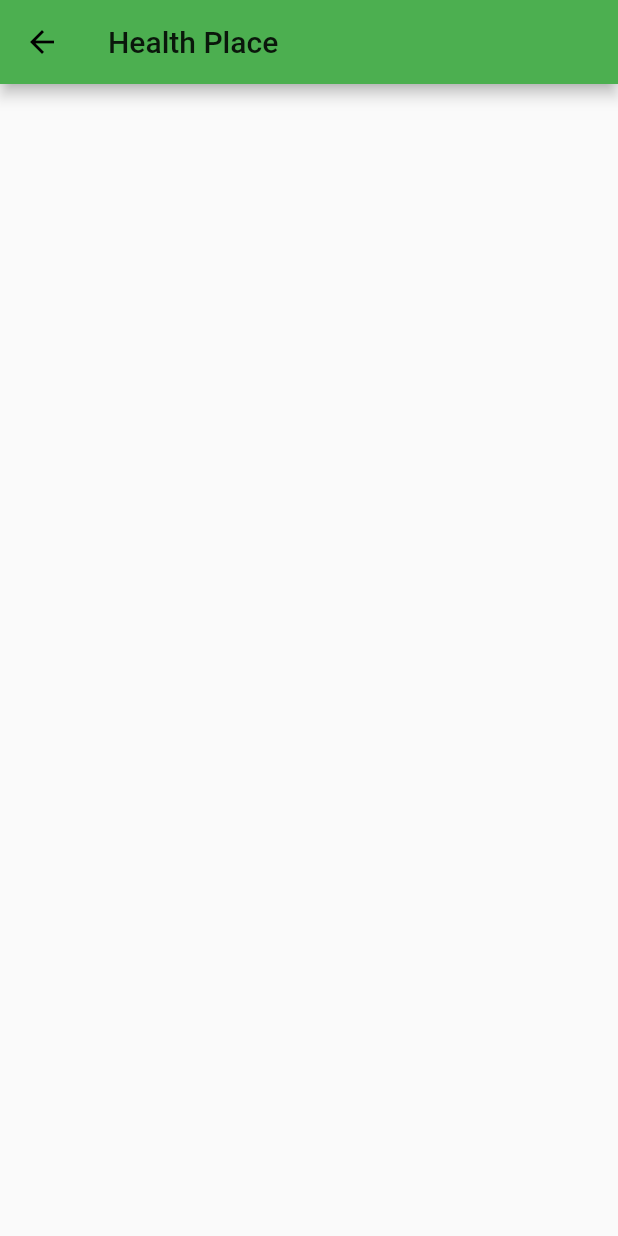
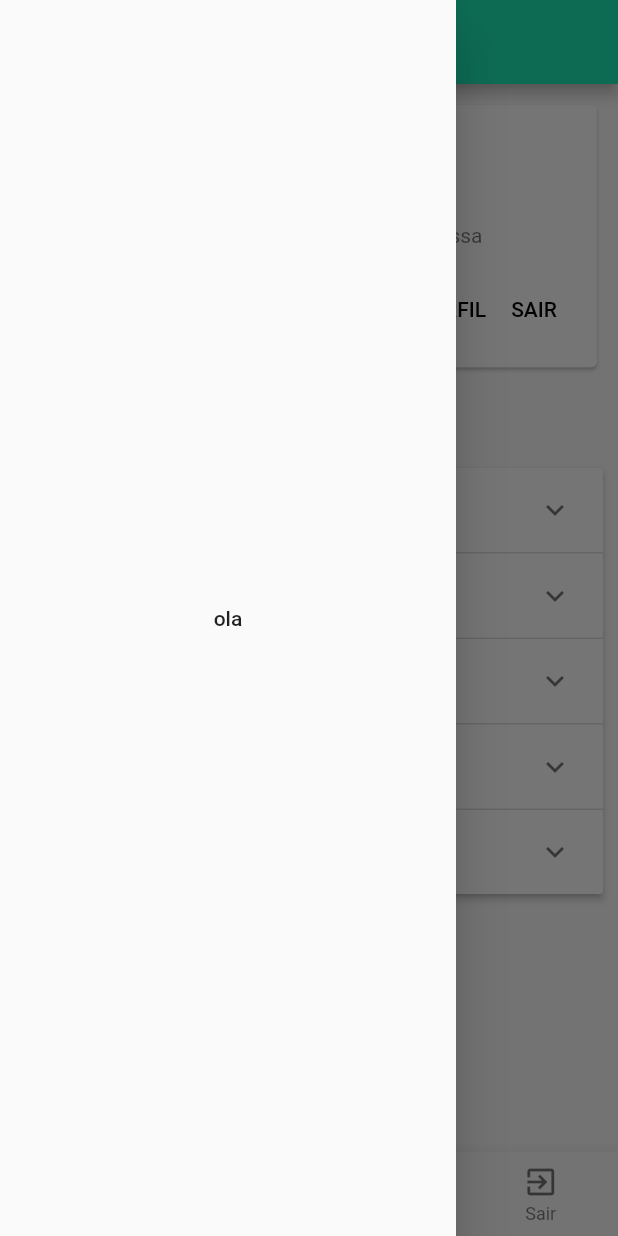
Before and after one commit to LuizHenriqueCanassa/app-saude-em-maos, a Flutter app: the HomeScreen screen opened directly, with the side drawer open (before the commit the screen has no drawer), on a phone screen of 412 x 824 dp. Run offline on Flutter 3.47's test engine with Material 2 defaults, Android fonts, the phone set to English and light mode, and no system bars.

Commit message:
Tela de exames e começando tela de perfil

```diff
--- /dev/null
+++ b/lib/src/models/exam_model.dart
@@ -0,0 +1,11 @@
+import 'package:flutter/material.dart';
+
+class ExamModel{
+  int examCode;
+  String examName;
+  String examResults;
+  DateTime examDate;
+  bool isExpanded = false;
+
+  ExamModel(this.examCode, this.examName, this.examResults, this.examDate);
+}
--- a/lib/src/ui/home.dart
+++ b/lib/src/ui/home.dart
@@ -1,3 +1,7 @@
+import 'package:appsaudeemmaos/src/widgets/bottom_navigation_widget.dart';
+import 'package:appsaudeemmaos/src/widgets/card_profile_widget.dart';
+import 'package:appsaudeemmaos/src/widgets/drawer_menu_widget.dart';
+import 'package:appsaudeemmaos/src/widgets/exams_list_widget.dart';
 import 'package:flutter/material.dart';
 
 class HomeScreen extends StatelessWidget {
@@ -5,9 +9,30 @@ class HomeScreen extends StatelessWidget {
   Widget build(BuildContext context) {
     return Scaffold(
       appBar: AppBar(
-        backgroundColor: Colors.green,
-        title: Text("Health Place"),
+        backgroundColor: Color(0xFF1DE9B6),
+        title: Text(
+          "Health Place",
+          style: TextStyle(color: Colors.white),
+        ),
       ),
+      body: SingleChildScrollView(
+        child: Container(
+          margin: EdgeInsets.all(10),
+          color: Color(0xFFFAFAFA),
+          child: Column(
+            children: <Widget>[
+              CardProfile(),
+              Container(
+                margin: EdgeInsets.only(top: 20, bottom: 20),
+                child: Text("Últimos Exames", style: TextStyle(fontSize: 20),),
+              ),
+              ExamsList(5)
+            ],
+          ),
+        ),
+      ),
+      drawer: DrawerMenu(),
+      bottomNavigationBar: BottomNavigation(context),
     );
   }
 }
--- a/lib/src/ui/login.dart
+++ b/lib/src/ui/login.dart
@@ -92,6 +92,7 @@ class _LoginScreenState extends State<LoginScreen> {
                               onPressed: () {
                                 if (_formKey.currentState.validate()) {
                                   _clearValidation();
+                                  _homePage();
                                 }
                               },
                               color: Color(0xFF1DE9B6),
@@ -115,4 +116,8 @@ class _LoginScreenState extends State<LoginScreen> {
   void _registerPage() {
     Navigator.pushNamed(context, '/register');
   }
+
+  void _homePage() {
+    Navigator.pushNamed(context, '/');
+  }
 }
--- /dev/null
+++ b/lib/src/widgets/bottom_navigation_widget.dart
@@ -0,0 +1,72 @@
+import 'package:flutter/material.dart';
+
+class BottomNavigation extends StatefulWidget {
+  final BuildContext context;
+  BottomNavigation(this.context);
+
+  @override
+  _BottomNavigationState createState() => _BottomNavigationState();
+}
+
+class _BottomNavigationState extends State<BottomNavigation> {
+  int _selectedIndex = 0;
+  Route currentRoute;
+
+  @override
+  void initState() {
+    Navigator.popUntil(widget.context, (route) {
+      currentRoute = route;
+
+      if(currentRoute.settings.name == '/' || currentRoute.settings.name == null){
+        _selectedIndex = 0;
+      }else if(currentRoute.settings.name == '/profile'){
+        _selectedIndex = 1;
+      }else if(currentRoute.settings.name == '/exams'){
+        _selectedIndex = 2;
+      }
+
+      return true;
+    });
+    super.initState();
+  }
+
+  void _switchPage(int index) {
+    setState(() {
+      _selectedIndex = index;
+      switch(index){
+        case 0:
+          Navigator.pushNamed(context, "/");
+          break;
+        case 1:
+          Navigator.pushNamed(context, "/profile");
+          break;
+        case 2:
+          Navigator.pushNamed(context, "/exams");
+          break;
+        case 3:
+          Navigator.pushNamed(context, "/login");
+          break;
+      }
+    });
+  }
+
+  @override
+  Widget build(BuildContext context) {
+    return BottomNavigationBar(
+      type: BottomNavigationBarType.fixed,
+      items: <BottomNavigationBarItem>[
+        BottomNavigationBarItem(
+            icon: Icon(Icons.dashboard), title: Text("Home")),
+        BottomNavigationBarItem(
+            icon: Icon(Icons.person), title: Text("Perfil")),
+        BottomNavigationBarItem(
+            icon: Icon(Icons.description), title: Text("Exames")),
+        BottomNavigationBarItem(
+            icon: Icon(Icons.exit_to_app), title: Text("Sair"))
+      ],
+      currentIndex: _selectedIndex,
+      selectedItemColor: Theme.of(context).primaryColor,
+      onTap: _switchPage,
+    );
+  }
+}
--- /dev/null
+++ b/lib/src/widgets/card_profile_widget.dart
@@ -0,0 +1,47 @@
+import 'package:flutter/cupertino.dart';
+import 'package:flutter/material.dart';
+
+class CardProfile extends StatelessWidget {
+  @override
+  Widget build(BuildContext context) {
+    return Card(
+      child: Padding(
+        padding: EdgeInsets.only(top: 10, right: 10, bottom: 15, left: 10),
+        child: Column(
+          mainAxisSize: MainAxisSize.min,
+          children: <Widget>[
+            Row(
+              children: <Widget>[
+                Image.asset("images/employee.png", height: 125, width: 125),
+                Expanded(
+                  child: Column(
+                    children: <Widget>[
+                      ListTile(
+                        contentPadding: EdgeInsets.only(left: 30, top: 30),
+                        title: Text("Bem Vindo!"),
+                        subtitle: Text("Luiz Henrique Canassa"),
+                      ),
+                      ButtonBar(
+                        buttonPadding: EdgeInsets.all(0),
+                        children: <Widget>[
+                          FlatButton(
+                            child: Text("EDITAR PERFIL"),
+                            onPressed: () => Navigator.pushNamed(context, '/profile'),
+                          ),
+                          FlatButton(
+                            child: Text("SAIR"),
+                            onPressed: (){},
+                          )
+                        ],
+                      )
+                    ],
+                  ),
+                )
+              ],
+            )
+          ],
+        )
+      ),
+    );
+  }
+}
--- /dev/null
+++ b/lib/src/widgets/drawer_menu_widget.dart
@@ -0,0 +1,20 @@
+import 'package:flutter/material.dart';
+
+class DrawerMenu extends StatelessWidget{
+  @override
+  Widget build(BuildContext context) {
+    return Drawer(
+      child: Center(
+        child: Column(
+          mainAxisAlignment: MainAxisAlignment.center,
+          children: <Widget>[
+            FlatButton(
+              child: Text("ola"),
+              onPressed: () {},
+            )
+          ],
+        ),
+      ),
+    );
+  }
+}
--- /dev/null
+++ b/lib/src/widgets/exams_list_widget.dart
@@ -0,0 +1,63 @@
+import 'package:appsaudeemmaos/src/models/exam_model.dart';
+import 'package:flutter/material.dart';
+
+List<ExamModel> gerarListaExame(int quantity){
+  return List.generate(quantity, (index){
+    return ExamModel(
+        index,
+        "Nome Exame $index",
+        "Resultado do exame $index",
+        DateTime.now()
+    );
+  });
+}
+
+class ExamsList extends StatefulWidget {
+  final int quantity;
+  const ExamsList(this.quantity);
+
+  @override
+  _ExamsListState createState() => _ExamsListState();
+}
+
+class _ExamsListState extends State<ExamsList> {
+  List<ExamModel> _data;
+  @override
+  Widget build(BuildContext context) {
+    return ExpansionPanelList(
+      expansionCallback: (int index, bool isExpanded){
+        setState(() {
+          _data[index].isExpanded = !isExpanded;
+        });
+      },
+      children: _data.map<ExpansionPanel>((e){
+        return ExpansionPanel(
+          headerBuilder: (BuildContext context, bool isExpanded){
+            return
+                ListTile(
+                  title: Row(
+                    children: <Widget>[
+                      Text("#" + e.examCode.toString(), style: TextStyle(fontWeight: FontWeight.bold),),
+                      Container(
+                        margin: EdgeInsets.only(left: 10),
+                        child: Text(e.examName),
+                      )
+                    ],
+                  ),
+                );
+          },
+          body: Text(
+            e.examResults
+          ),
+          isExpanded: e.isExpanded
+        );
+      }).toList(),
+    );
+  }
+
+  @override
+  void initState() {
+    _data = gerarListaExame(widget.quantity);
+    super.initState();
+  }
+}
```
Also changed, not shown: lib/src/app.dart (+8 -2 lines), lib/src/ui/exams.dart (added, +104 -0 lines), lib/src/ui/profile.dart (added, +56 -0 lines), images/employee.png (added).
